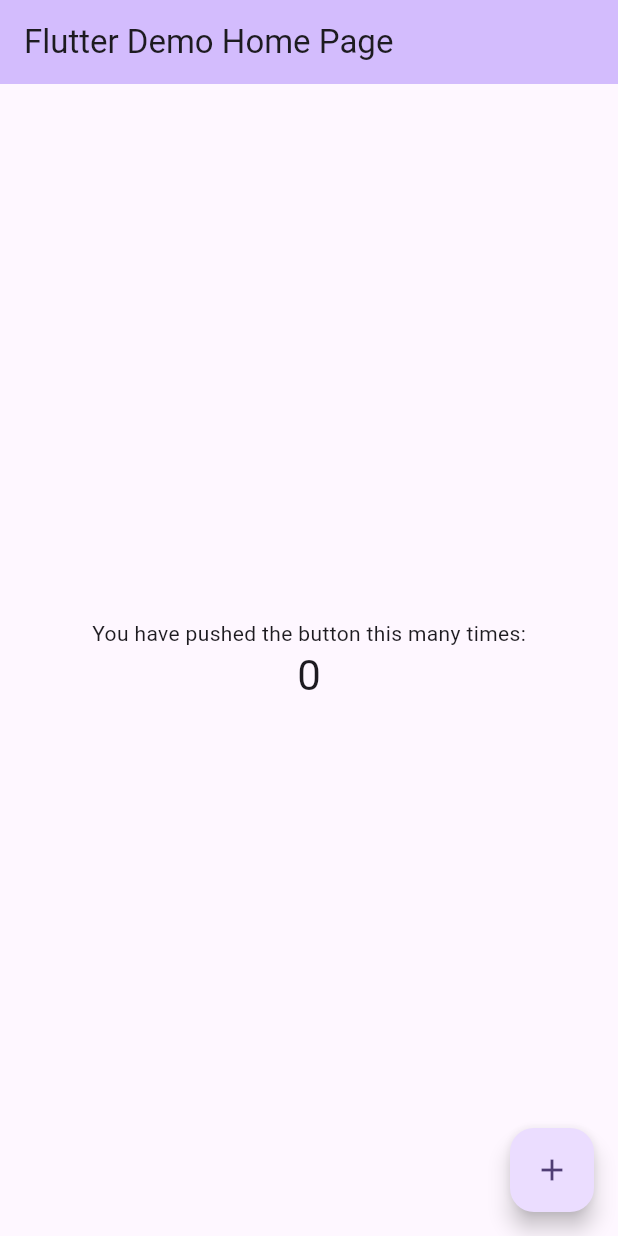
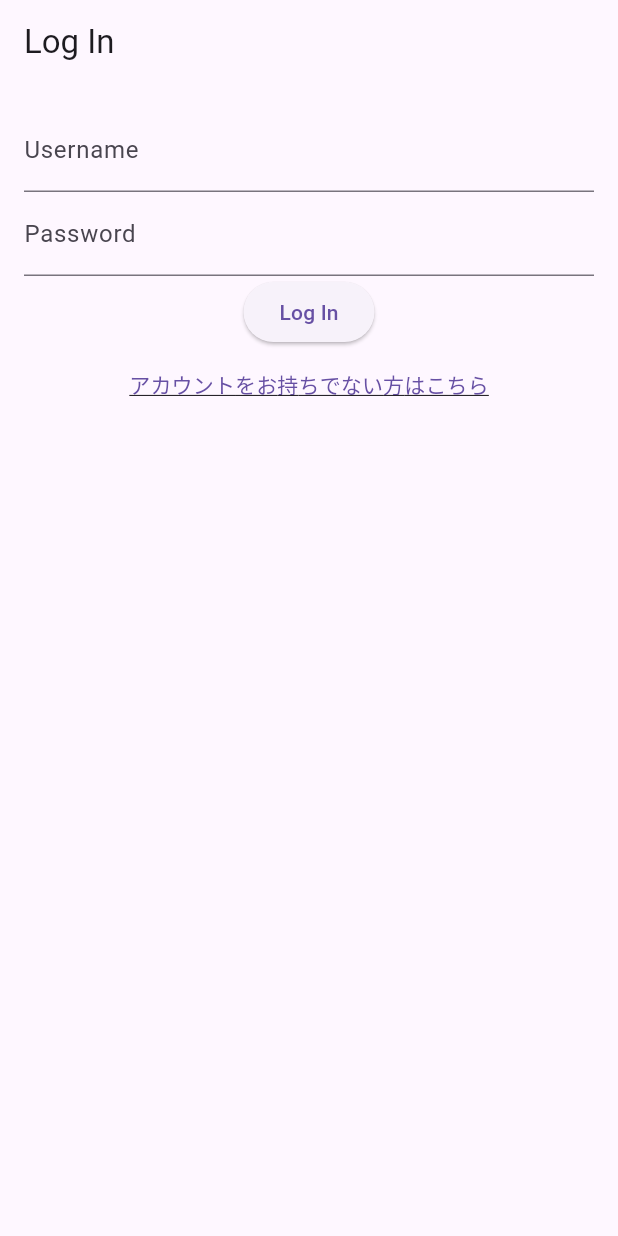
Before and after one commit to yuki731/curriculum_maker, a Flutter app: the screen it shows after launch, on a phone screen of 412 x 824 dp. Run offline on Flutter 3.47's test engine with Material 3 defaults, Android fonts, the phone set to English and light mode, and no system bars; our stand-ins replace shared_preferences.

Commit message:
created sinup and login page

```diff
--- a/curriculum_maker_app/lib/main.dart
+++ b/curriculum_maker_app/lib/main.dart
@@ -1,122 +1,24 @@
 import 'package:flutter/material.dart';
+import 'pages/home_page.dart';
+import 'pages/signup_page.dart';
+import 'pages/login_page.dart';
 
 void main() {
-  runApp(const MyApp());
+  runApp(MyApp());
 }
 
 class MyApp extends StatelessWidget {
-  const MyApp({super.key});
-
-  // This widget is the root of your application.
   @override
   Widget build(BuildContext context) {
     return MaterialApp(
-      title: 'Flutter Demo',
-      theme: ThemeData(
-        // This is the theme of your application.
-        //
-        // TRY THIS: Try running your application with "flutter run". You'll see
-        // the application has a purple toolbar. Then, without quitting the app,
-        // try changing the seedColor in the colorScheme below to Colors.green
-        // and then invoke "hot reload" (save your changes or press the "hot
-        // reload" button in a Flutter-supported IDE, or press "r" if you used
-        // the command line to start the app).
-        //
-        // Notice that the counter didn't reset back to zero; the application
-        // state is not lost during the reload. To reset the state, use hot
-        // restart instead.
-        //
-        // This works for code too, not just values: Most code changes can be
-        // tested with just a hot reload.
-        colorScheme: ColorScheme.fromSeed(seedColor: Colors.deepPurple),
-      ),
-      home: const MyHomePage(title: 'Flutter Demo Home Page'),
+      debugShowCheckedModeBanner: false,
+      title: 'JWT Auth Flutter',
+      initialRoute: '/',
+      routes: {
+        '/home': (context) => HomePage(),
+        '/signup': (context) => SignupPage(),
+        '/': (context) => LoginPage(),
+      },
     );
   }
 }
-
-class MyHomePage extends StatefulWidget {
-  const MyHomePage({super.key, required this.title});
-
-  // This widget is the home page of your application. It is stateful, meaning
-  // that it has a State object (defined below) that contains fields that affect
-  // how it looks.
-
-  // This class is the configuration for the state. It holds the values (in this
-  // case the title) provided by the parent (in this case the App widget) and
-  // used by the build method of the State. Fields in a Widget subclass are
-  // always marked "final".
-
-  final String title;
-
-  @override
-  State<MyHomePage> createState() => _MyHomePageState();
-}
-
-class _MyHomePageState extends State<MyHomePage> {
-  int _counter = 0;
-
-  void _incrementCounter() {
-    setState(() {
-      // This call to setState tells the Flutter framework that something has
-      // changed in this State, which causes it to rerun the build method below
-      // so that the display can reflect the updated values. If we changed
-      // _counter without calling setState(), then the build method would not be
-      // called again, and so nothing would appear to happen.
-      _counter++;
-    });
-  }
-
-  @override
-  Widget build(BuildContext context) {
-    // This method is rerun every time setState is called, for instance as done
-    // by the _incrementCounter method above.
-    //
-    // The Flutter framework has been optimized to make rerunning build methods
-    // fast, so that you can just rebuild anything that needs updating rather
-    // than having to individually change instances of widgets.
-    return Scaffold(
-      appBar: AppBar(
-        // TRY THIS: Try changing the color here to a specific color (to
-        // Colors.amber, perhaps?) and trigger a hot reload to see the AppBar
-        // change color while the other colors stay the same.
-        backgroundColor: Theme.of(context).colorScheme.inversePrimary,
-        // Here we take the value from the MyHomePage object that was created by
-        // the App.build method, and use it to set our appbar title.
-        title: Text(widget.title),
-      ),
-      body: Center(
-        // Center is a layout widget. It takes a single child and positions it
-        // in the middle of the parent.
-        child: Column(
-          // Column is also a layout widget. It takes a list of children and
-          // arranges them vertically. By default, it sizes itself to fit its
-          // children horizontally, and tries to be as tall as its parent.
-          //
-          // Column has various properties to control how it sizes itself and
-          // how it positions its children. Here we use mainAxisAlignment to
-          // center the children vertically; the main axis here is the vertical
-          // axis because Columns are vertical (the cross axis would be
-          // horizontal).
-          //
-          // TRY THIS: Invoke "debug painting" (choose the "Toggle Debug Paint"
-          // action in the IDE, or press "p" in the console), to see the
-          // wireframe for each widget.
-          mainAxisAlignment: MainAxisAlignment.center,
-          children: <Widget>[
-            const Text('You have pushed the button this many times:'),
-            Text(
-              '$_counter',
-              style: Theme.of(context).textTheme.headlineMedium,
-            ),
-          ],
-        ),
-      ),
-      floatingActionButton: FloatingActionButton(
-        onPressed: _incrementCounter,
-        tooltip: 'Increment',
-        child: const Icon(Icons.add),
-      ), // This trailing comma makes auto-formatting nicer for build methods.
-    );
-  }
-}
--- /dev/null
+++ b/curriculum_maker_app/lib/pages/login_page.dart
@@ -0,0 +1,91 @@
+// lib/pages/login_page.dart
+import 'package:flutter/material.dart';
+import '../services/auth_service.dart';
+import '../services/token_storage.dart';
+import 'home_page.dart';
+import 'signup_page.dart';
+
+class LoginPage extends StatefulWidget {
+  @override
+  _LoginPageState createState() => _LoginPageState();
+}
+
+class _LoginPageState extends State<LoginPage> {
+  String username = '';
+  String password = '';
+  String message = '';
+  String access = '';
+  String refresh = '';
+
+void handleLogin() async {
+    final result = await AuthService.login(username, password);
+    if (result['success']) {
+        String newAccess = result['data']['access'];
+        String newRefresh = result['data']['refresh'];
+
+        await TokenStorage.saveTokens(newAccess, newRefresh);
+
+        setState(() {
+        message = 'Login success';
+        access = newAccess;
+        refresh = newRefresh;
+        });
+
+        Navigator.pushReplacement(
+        context,
+        MaterialPageRoute(builder: (context) => HomePage()),
+        );
+    } else {
+        setState(() {
+        message = 'Login failed: ${result['data']}';
+        });
+    }
+}
+
+void handleNavigate() async {
+    Navigator.push (
+        context,
+        MaterialPageRoute(builder: (context) => SignupPage()),
+    );
+}
+
+  void handleRefresh() async {
+    final result = await AuthService.refresh(refresh);
+    if (result['success']) {
+      setState(() {
+        access = result['data']['access'];
+        message = 'Token refreshed';
+      });
+    } else {
+      setState(() {
+        message = 'Refresh failed: ${result['data']}';
+      });
+    }
+  }
+
+  @override
+  Widget build(BuildContext context) {
+    return Scaffold(
+      appBar: AppBar(title: Text('Log In')),
+      body: Padding(
+        padding: const EdgeInsets.all(16.0),
+        child: Column(
+          children: [
+            TextField(onChanged: (val) => username = val, decoration: InputDecoration(labelText: 'Username')),
+            TextField(onChanged: (val) => password = val, decoration: InputDecoration(labelText: 'Password'), obscureText: true),
+            ElevatedButton(onPressed: handleLogin, child: Text('Log In')),
+            TextButton(
+                onPressed: handleNavigate,
+                child: Text(
+                    'アカウントをお持ちでない方はこちら',
+                    style: TextStyle(decoration: TextDecoration.underline),
+                ),
+            ),
+            SizedBox(height: 10),
+            Text(message, style: TextStyle(color: Colors.red)),
+          ],
+        ),
+      ),
+    );
+  }
+}
--- a/curriculum_maker_app/pubspec.yaml
+++ b/curriculum_maker_app/pubspec.yaml
@@ -30,6 +30,8 @@ environment:
 dependencies:
   flutter:
     sdk: flutter
+  http: ^0.13.6
+  shared_preferences: ^2.2.2
 
   # The following adds the Cupertino Icons font to your application.
   # Use with the CupertinoIcons class for iOS style icons.
```
Also changed, not shown: curriculum_maker_app/lib/pages/home_page.dart (added, +26 -0 lines), curriculum_maker_app/lib/pages/signup_page.dart (added, +61 -0 lines), curriculum_maker_app/lib/services/auth_service.dart (added, +43 -0 lines), curriculum_maker_app/lib/services/token_storage.dart (added, +23 -0 lines), curriculum_maker_app/pubspec.lock, 8 other files.
